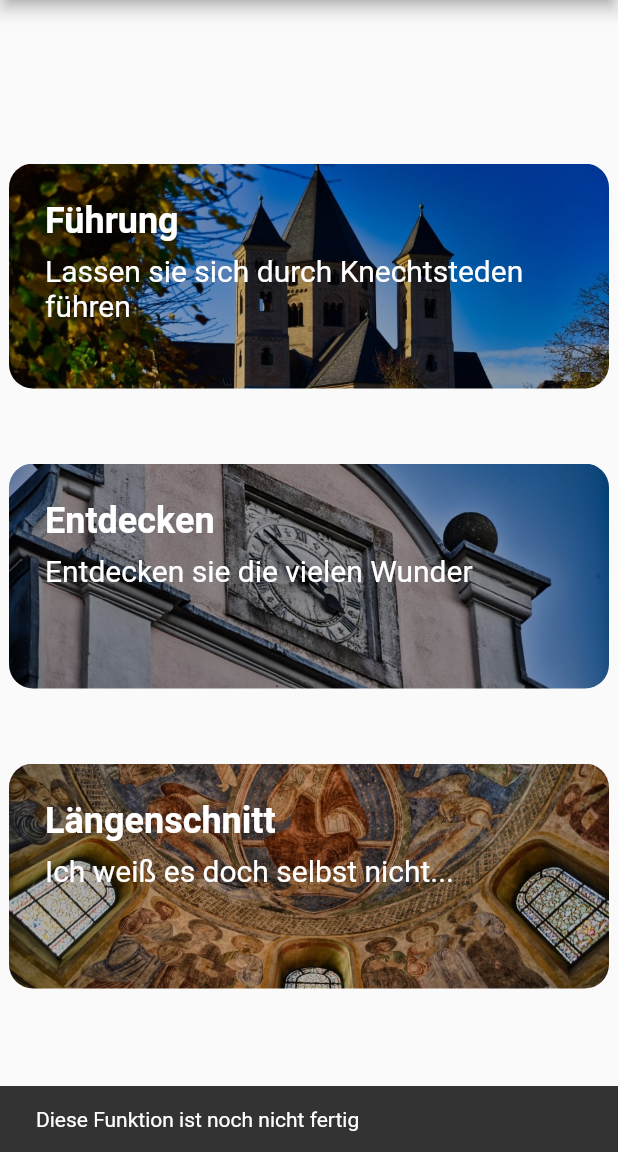
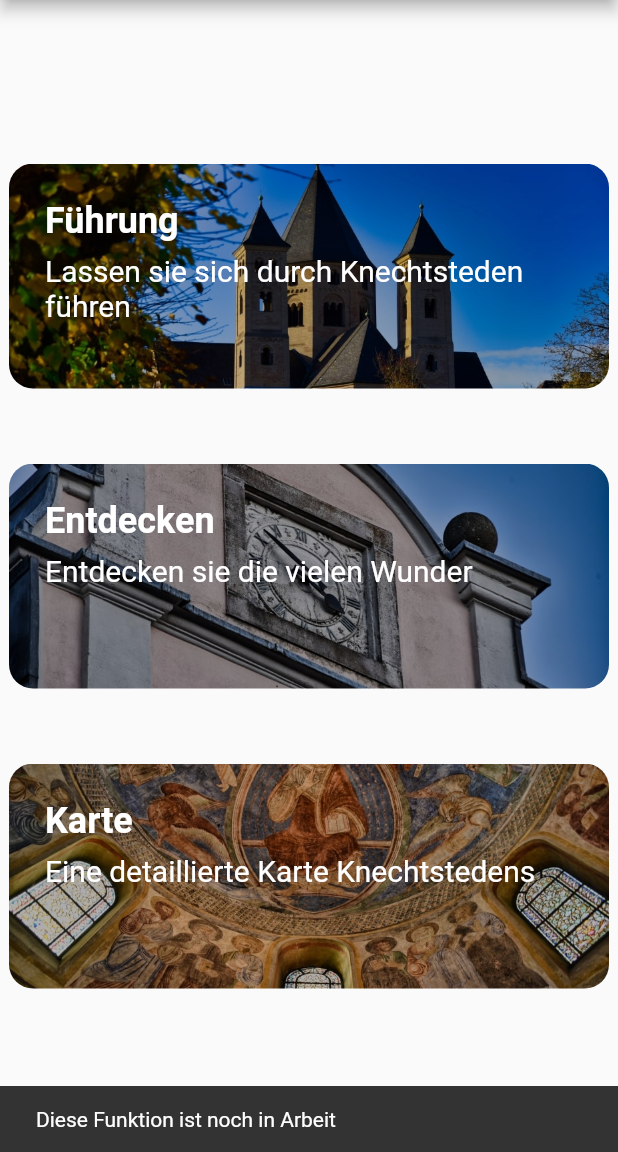
Before and after one commit to LukasGasp/klosterguide, a Flutter app: the screen it shows after launch, after a tap on "Entdecken", on a phone screen of 412 x 824 dp, the part 84-1236 px from its top. Run offline on Flutter 3.47's test engine with Material 2 defaults, Android fonts, the phone set to English and light mode, and no system bars; our stand-ins replace flutter_map, latlong2, video_player; missing offline and left inert: flutter_map_location_marker.

Commit message:
Adding App Icon and updating start menü

```diff
--- a/lib/guideactivity.dart
+++ b/lib/guideactivity.dart
@@ -1,9 +1,8 @@
 import 'package:flutter/cupertino.dart';
 import 'package:flutter/material.dart';
 import 'package:flutter/widgets.dart';
-import 'package:knechtsteden_klosterguide_v1/detail_page.dart';
-import 'package:knechtsteden_klosterguide_v1/data.dart';
-import 'package:knechtsteden_klosterguide_v1/navigator.dart';
+import 'detail_page.dart';
+import 'data.dart';
 import 'navigator.dart';
 
 class guideactivity extends StatelessWidget {
--- a/lib/main.dart
+++ b/lib/main.dart
@@ -1,5 +1,6 @@
 import 'package:flutter/material.dart';
-import 'package:knechtsteden_klosterguide_v1/guideactivity.dart';
+import 'guideactivity.dart';
+import 'navigator.dart';
 
 void main() {
   runApp(const MyApp());
@@ -40,7 +41,6 @@ class MyHomePage extends StatefulWidget {
 }
 
 class _MyHomePageState extends State<MyHomePage> {
-
   @override
   Widget build(BuildContext context) {
     // This method is rerun every time setState is called, for instance as done
@@ -60,17 +60,19 @@ class _MyHomePageState extends State<MyHomePage> {
           crossAxisAlignment: CrossAxisAlignment.center,
           // Test: Eventuell ist center besser
           children: <Widget>[
-
-            // Tour Guide
-            buildguidecard(),
+            // Tour
+            buildunifinishedcard("assets/home/002.jpg", "Führung",
+                'Lassen sie sich durch Knechtsteden führen', "tour"),
             const SizedBox(height: 50),
 
             // Discover
-            buildunifinishedcard("assets/home/083.jpg", "Entdecken", "Entdecken sie die vielen Wunder"),
+            buildunifinishedcard("assets/home/083.jpg", "Entdecken",
+                "Entdecken sie die vielen Wunder", "discover"),
             const SizedBox(height: 50),
 
             // Längenschnitt
-            buildunifinishedcard("assets/home/039.jpg", "Längenschnitt", "Ich weiß es doch selbst nicht...")
+            buildunifinishedcard("assets/home/039.jpg", "Karte",
+                "Eine detaillierte Karte Knechtstedens", "map")
           ],
         ),
       ),
@@ -85,19 +87,42 @@ class _MyHomePageState extends State<MyHomePage> {
     ScaffoldMessenger.of(context).showSnackBar(snackBar);
   }
 
-  Widget buildunifinishedcard(String imagepath, String title, String description) {
+  void menueclick(String onclick) {
+    switch (onclick) {
+      case "tour":
+        {
+          Navigator.push(context,
+              MaterialPageRoute(builder: (context) => guideactivity()));
+        }
+        break;
+      case "discover":
+        {
+          //Body of value2
+          makesnackbar("Diese Funktion ist noch in Arbeit");
+        }
+        break;
+      case "map":
+        {
+          Navigator.push(
+            context,
+            MaterialPageRoute(
+              builder: (BuildContext context) => navigator(),
+            ),
+          );
+        }
+        break;
+    }
+  }
 
-    return
-      GestureDetector(
+  Widget buildunifinishedcard(
+      String imagepath, String title, String description, String option) {
+    return GestureDetector(
         onTap: () {
-            makesnackbar("Diese Funktion ist noch nicht fertig");
+          menueclick(option);
         },
         child: new Container(
           padding: EdgeInsets.all(24),
-            width: MediaQuery
-                .of(context)
-                .size
-                .width - 12,
+          width: MediaQuery.of(context).size.width - 12,
           height: 150,
           decoration: BoxDecoration(
             borderRadius: BorderRadius.circular(16),
@@ -107,20 +132,17 @@ class _MyHomePageState extends State<MyHomePage> {
                 colorFilter: ColorFilter.mode(
                   Colors.black.withOpacity(0.25),
                   BlendMode.darken,
-                  )
-              ),
+                )),
           ),
           child: Column(
             crossAxisAlignment: CrossAxisAlignment.start,
             children: [
-                Text(
-                    title,
+              Text(title,
                   style: TextStyle(
                     fontSize: 24,
                     fontWeight: FontWeight.bold,
                     color: Colors.white,
-                    )
-                ),
+                  )),
               const SizedBox(height: 8),
               Text(
                 description,
@@ -128,54 +150,6 @@ class _MyHomePageState extends State<MyHomePage> {
               )
             ],
           ),
-          )
-      );
-  }
-
-  Widget buildguidecard() {
-
-    return
-      GestureDetector(
-          onTap: () {
-            Navigator.push(context, MaterialPageRoute(builder: (context) => guideactivity()));
-          },
-          child: new Container(
-            padding: EdgeInsets.all(24),
-            width: MediaQuery
-                .of(context)
-                .size
-                .width - 12,
-            height: 150,
-            decoration: BoxDecoration(
-              borderRadius: BorderRadius.circular(16),
-              image: DecorationImage(
-                  image: new AssetImage("assets/home/002.jpg"),
-                  fit: BoxFit.cover,
-                  colorFilter: ColorFilter.mode(
-                    Colors.black.withOpacity(0.25),
-                    BlendMode.darken,
-                  )
-              ),
-            ),
-            child: Column(
-              crossAxisAlignment: CrossAxisAlignment.start,
-              children: [
-                Text(
-                    'Führung',
-                    style: TextStyle(
-                      fontSize: 24,
-                      fontWeight: FontWeight.bold,
-                      color: Colors.white,
-                    )
-                ),
-                const SizedBox(height: 8),
-                Text(
-                  'Lassen sie sich durch Knechtsteden führen',
-                  style: TextStyle(fontSize: 20, color: Colors.white),
-                )
-              ],
-            ),
-          )
-      );
+        ));
   }
 }
```
Also changed, not shown: pubspec.yaml (+9 -12 lines), assets/icons/app.png (added), pubspec.lock, 22 other files. Lines whose indentation alone changed are shown as unchanged.
